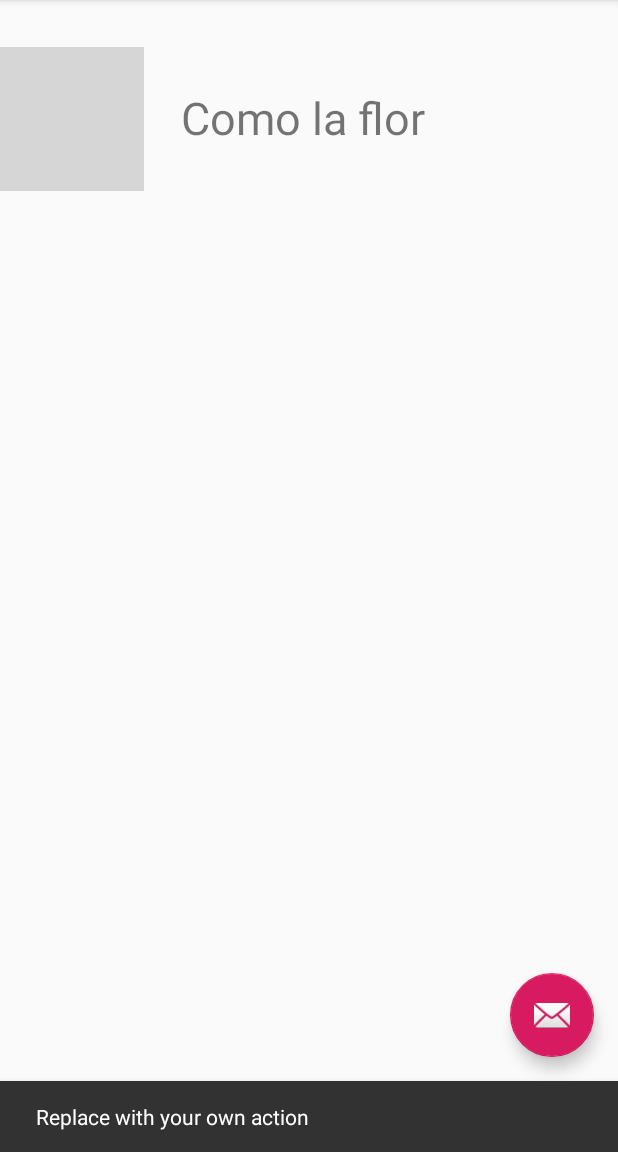
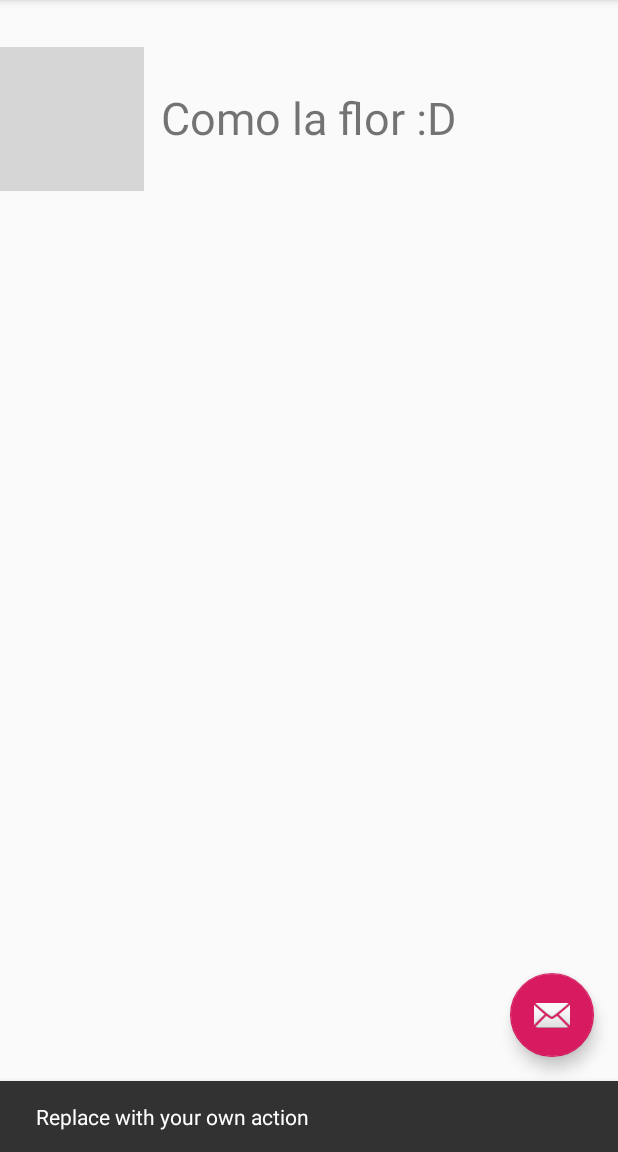
Before and after one commit to AdrisGS/PruebaAndroid, an Android app: the screen it shows after launch (MainActivity), after a tap on an icon or button, on a phone screen of 412 x 824 dp, the part 84-1236 px from its top. Run offline under Robolectric (Android 15) with nearby library versions, the phone set to English and light mode, and no system bars; 1 statement that could not run was skipped; grey boxes are pictures that could not be loaded.

Commit message:
Solo cambie una carita

```diff
--- a/app/src/main/res/layout/content_main.xml
+++ b/app/src/main/res/layout/content_main.xml
@@ -25,6 +25,6 @@
         android:layout_alignParentTop="true"
         android:layout_centerHorizontal="true"
         android:layout_marginTop="58dp"
-        android:text="Como la flor "
+        android:text="Como la flor :D"
         android:textSize="30sp" />
 </RelativeLayout>
```
